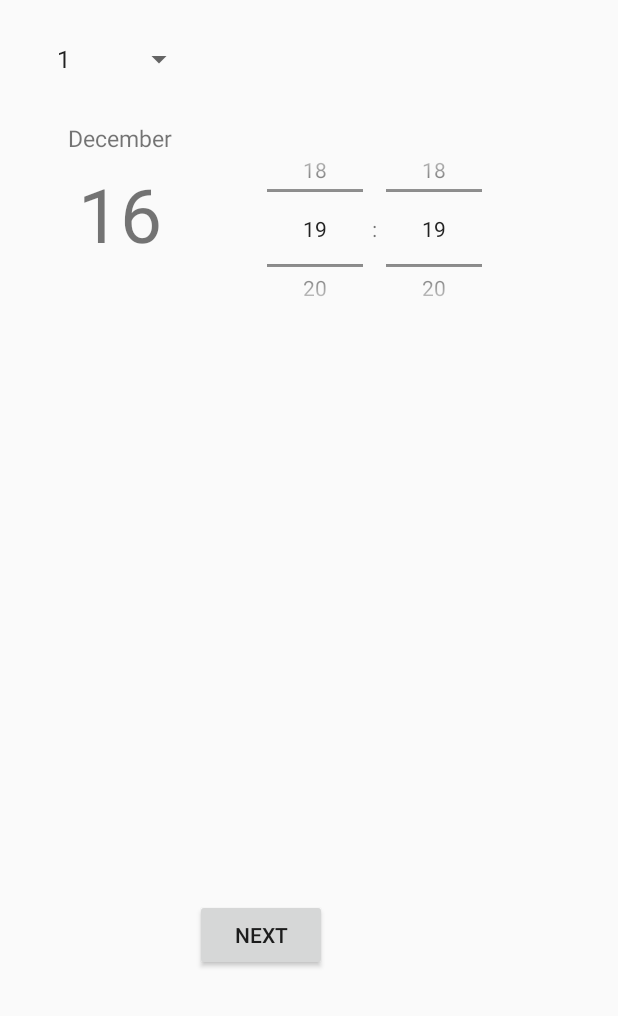
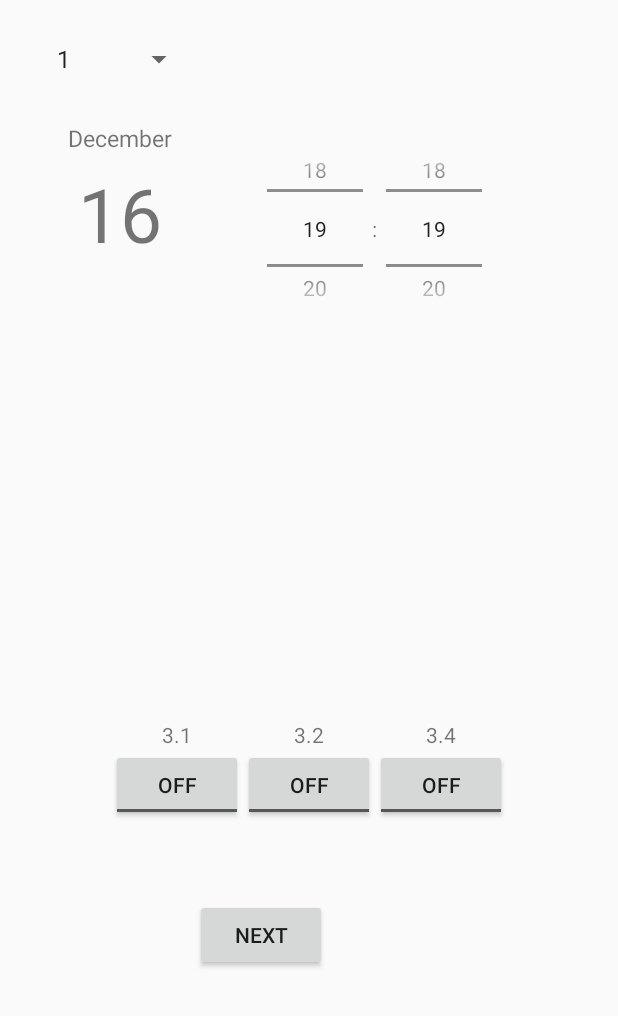
Before and after one commit to Rajko97/Raskrsnica, an Android app: the SettingsFragment screen opened directly, with no data from a screen before it, on a phone screen of 412 x 824 dp, the part 220-1236 px from its top. Run offline under Robolectric (Android 15) with nearby library versions, the phone set to English and light mode, and no system bars.

Commit message:
ubacni dugmici za smerove

```diff
--- a/app/src/main/res/layout/fragment_settings.xml
+++ b/app/src/main/res/layout/fragment_settings.xml
@@ -4,8 +4,6 @@
     android:layout_height="match_parent"
     tools:context="com.raskrsnica.app.SettingsFragment"
     android:padding="30dp">
-
-    <!-- TODO: Update blank fragment layout -->
 
     <Spinner
 
@@ -58,6 +56,67 @@
             android:textSize="50dp" />
 
     </LinearLayout>
+    <LinearLayout
+        android:layout_height="wrap_content"
+        android:layout_width="match_parent"
+        android:layout_gravity="bottom"
+        android:layout_marginBottom="100dp"
+        android:gravity="center">
+        <LinearLayout
+            android:layout_width="wrap_content"
+            android:layout_height="match_parent"
+            android:orientation="vertical">
+            <TextView
+                android:id="@+id/textLevo"
+                android:layout_width="match_parent"
+                android:layout_height="wrap_content"
+                android:textAlignment="center"
+                android:text="3.1"/>
+            <ToggleButton
+                android:id="@+id/toggleButtonLevo"
+                android:layout_width="wrap_content"
+                android:layout_height="wrap_content"
+                android:layout_weight="1"
+                />
+        </LinearLayout>
+
+
+        <LinearLayout
+            android:layout_width="wrap_content"
+            android:layout_height="match_parent"
+            android:orientation="vertical">
+            <TextView
+                android:id="@+id/textPravo"
+                android:layout_width="match_parent"
+                android:layout_height="wrap_content"
+                android:textAlignment="center"
+                android:text="3.2"/>
+            <ToggleButton
+                android:id="@+id/toggleButtonPravo"
+                android:layout_width="wrap_content"
+                android:layout_height="wrap_content"
+                android:layout_weight="1"
+                />
+        </LinearLayout>
+
+        <LinearLayout
+            android:layout_width="wrap_content"
+            android:layout_height="match_parent"
+            android:orientation="vertical">
+            <TextView
+                android:id="@+id/textDesno"
+                android:layout_width="match_parent"
+                android:layout_height="wrap_content"
+                android:textAlignment="center"
+                android:text="3.4"/>
+            <ToggleButton
+                android:id="@+id/toggleButtonDesno"
+                android:layout_width="wrap_content"
+                android:layout_height="wrap_content"
+                android:layout_weight="1"
+                />
+        </LinearLayout>
+    </LinearLayout>
 
 
 </FrameLayout>
```
